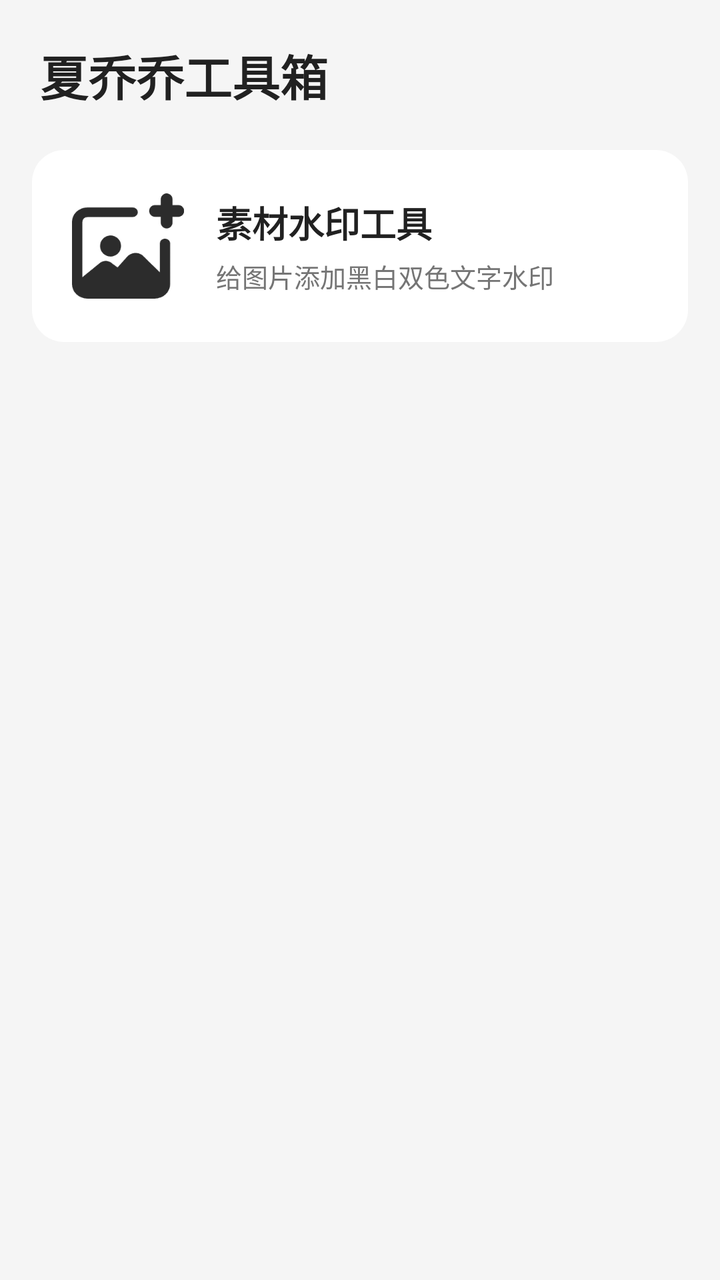
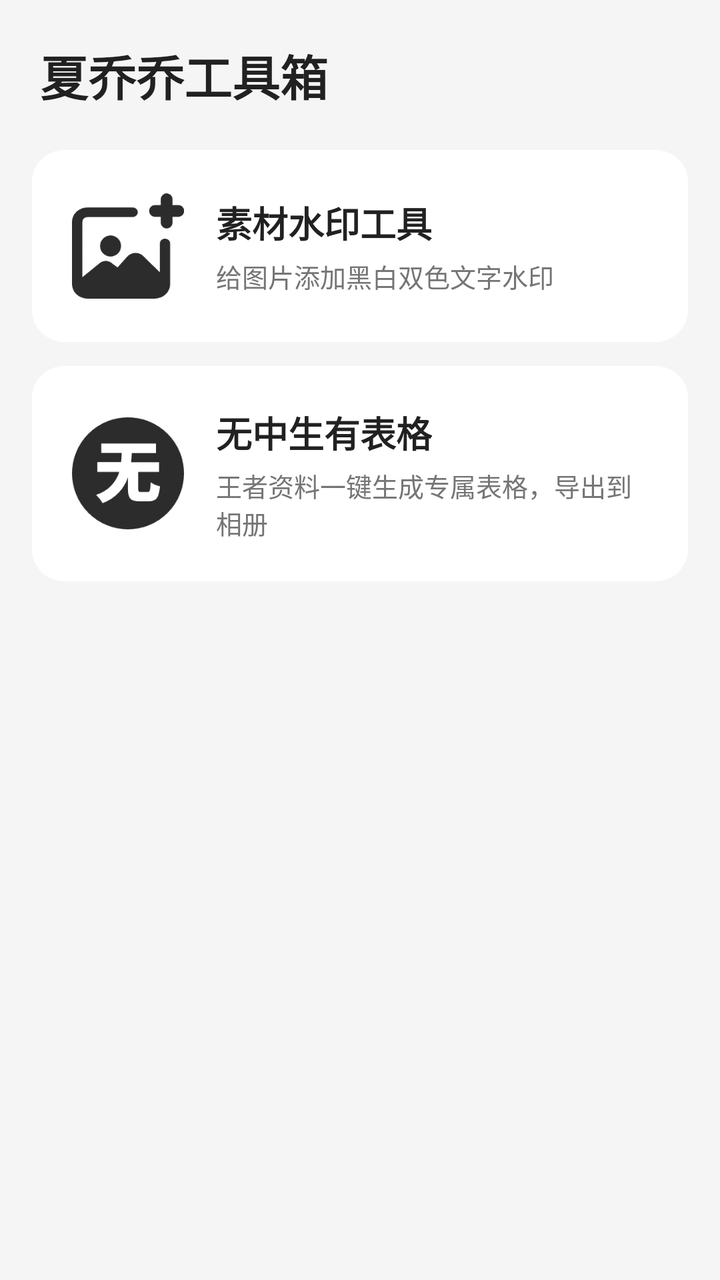

Two renders of the same Android screen: before a commit and after it. Below are the layout's source before the change and the commit's diff.
<!-- AndroidManifest.xml: application theme Theme.XiaQiaoQiao -->
<!-- res/layout/fragment_home.xml -->
<?xml version="1.0" encoding="utf-8"?>
<ScrollView xmlns:android="http://schemas.android.com/apk/res/android"
    android:layout_width="match_parent"
    android:layout_height="match_parent"
    android:background="@color/bg_page"
    android:fillViewport="true">

    <LinearLayout
        android:layout_width="match_parent"
        android:layout_height="wrap_content"
        android:orientation="vertical">

        
        <TextView
            android:layout_width="match_parent"
            android:layout_height="wrap_content"
            android:padding="20dp"
            android:text="@string/app_name"
            android:textColor="@color/text_primary"
            android:textSize="24sp"
            android:textStyle="bold" />

        
        <LinearLayout
            android:id="@+id/card_watermark"
            android:layout_width="match_parent"
            android:layout_height="wrap_content"
            android:layout_marginStart="16dp"
            android:layout_marginEnd="16dp"
            android:layout_marginBottom="12dp"
            android:background="@drawable/bg_card_rounded"
            android:clickable="true"
            android:focusable="true"
            android:gravity="center_vertical"
            android:orientation="horizontal"
            android:padding="20dp">

            <ImageView
                android:layout_width="56dp"
                android:layout_height="56dp"
                android:src="@drawable/ic_watermark_tool"
                android:contentDescription="@string/tool_watermark" />

            <LinearLayout
                android:layout_width="0dp"
                android:layout_height="wrap_content"
                android:layout_marginStart="16dp"
                android:layout_weight="1"
                android:orientation="vertical">

                <TextView
                    android:layout_width="wrap_content"
                    android:layout_height="wrap_content"
                    android:text="@string/tool_watermark"
                    android:textColor="@color/text_primary"
                    android:textSize="18sp"
                    android:textStyle="bold" />

                <TextView
                    android:layout_width="wrap_content"
                    android:layout_height="wrap_content"
                    android:layout_marginTop="4dp"
                    android:text="@string/tool_watermark_desc"
                    android:textColor="@color/text_secondary"
                    android:textSize="13sp" />
            </LinearLayout>
        </LinearLayout>

    </LinearLayout>
</ScrollView>
<!-- resources referenced by this layout -->
<resources>
  <color name="bg_page">#FFF5F5F5</color>
  <color name="text_primary">#FF212121</color>
  <color name="text_secondary">#FF757575</color>
  <!-- drawable bg_card_rounded (drawable) -->
  <?xml version="1.0" encoding="utf-8"?>
  <shape xmlns:android="http://schemas.android.com/apk/res/android"
      android:shape="rectangle">
      <solid android:color="@color/bg_card" />
      <corners android:radius="16dp" />
  </shape>
  <!-- drawable ic_watermark_tool: png bitmap (drawable, 4765 bytes) -->
  <string name="app_name">夏乔乔工具箱</string>
  <string name="tool_watermark">素材水印工具</string>
  <string name="tool_watermark_desc">给图片添加黑白双色文字水印</string>
  <style name="Theme.XiaQiaoQiao" parent="Theme.MaterialComponents.Light.NoActionBar">
          <item name="colorPrimary">@color/brand_primary</item>
          <item name="colorPrimaryVariant">@color/brand_primary_dark</item>
          <item name="colorOnPrimary">@color/white</item>
          <item name="colorSecondary">@color/brand_accent</item>
          <item name="colorOnSecondary">@color/black</item>
          <item name="android:statusBarColor" tools:targetApi="l">@color/brand_primary_dark</item>
          <item name="android:windowBackground">@color/bg_page</item>
      </style>
  <color name="bg_card">#FFFFFFFF</color>
  <color name="brand_primary">#FF4CAF50</color>
  <color name="brand_primary_dark">#FF388E3C</color>
  <color name="white">#FFFFFFFF</color>
  <color name="brand_accent">#FFFFC107</color>
  <color name="black">#FF000000</color>
</resources>

<!-- the commit's change to res/layout/fragment_home.xml (unified diff, before → after) -->
@@ -66,5 +66,51 @@
             </LinearLayout>
         </LinearLayout>
 
+        
+        <LinearLayout
+            android:id="@+id/card_wuzhong"
+            android:layout_width="match_parent"
+            android:layout_height="wrap_content"
+            android:layout_marginStart="16dp"
+            android:layout_marginEnd="16dp"
+            android:layout_marginBottom="12dp"
+            android:background="@drawable/bg_card_rounded"
+            android:clickable="true"
+            android:focusable="true"
+            android:gravity="center_vertical"
+            android:orientation="horizontal"
+            android:padding="20dp">
+
+            <ImageView
+                android:layout_width="56dp"
+                android:layout_height="56dp"
+                android:src="@drawable/ic_wuzhong_tool"
+                android:contentDescription="@string/tool_wuzhong" />
+
+            <LinearLayout
+                android:layout_width="0dp"
+                android:layout_height="wrap_content"
+                android:layout_marginStart="16dp"
+                android:layout_weight="1"
+                android:orientation="vertical">
+
+                <TextView
+                    android:layout_width="wrap_content"
+                    android:layout_height="wrap_content"
+                    android:text="@string/tool_wuzhong"
+                    android:textColor="@color/text_primary"
+                    android:textSize="18sp"
+                    android:textStyle="bold" />
+
+                <TextView
+                    android:layout_width="wrap_content"
+                    android:layout_height="wrap_content"
+                    android:layout_marginTop="4dp"
+                    android:text="@string/tool_wuzhong_desc"
+                    android:textColor="@color/text_secondary"
+                    android:textSize="13sp" />
+            </LinearLayout>
+        </LinearLayout>
+
     </LinearLayout>
 </ScrollView>
<!-- resource entries referenced after the edit -->
@@ -11,9 +11,12 @@
       <corners android:radius="16dp" />
   </shape>
   <!-- drawable ic_watermark_tool: png bitmap (drawable, 4765 bytes) -->
+  <!-- drawable ic_wuzhong_tool: png bitmap (drawable, 5667 bytes) -->
   <string name="app_name">夏乔乔工具箱</string>
   <string name="tool_watermark">素材水印工具</string>
   <string name="tool_watermark_desc">给图片添加黑白双色文字水印</string>
+  <string name="tool_wuzhong">无中生有表格</string>
+  <string name="tool_wuzhong_desc">王者资料一键生成专属表格，导出到相册</string>
   <style name="Theme.XiaQiaoQiao" parent="Theme.MaterialComponents.Light.NoActionBar">
           <item name="colorPrimary">@color/brand_primary</item>
           <item name="colorPrimaryVariant">@color/brand_primary_dark</item>
